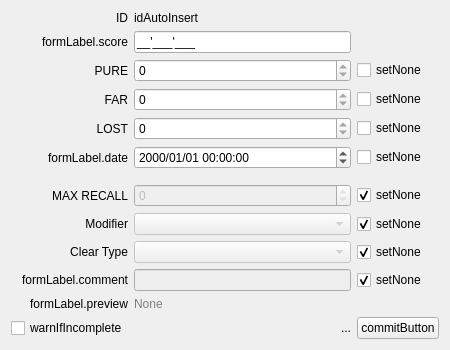
This is ui/designer/components/scoreEditor.ui in ArcaeaOffline/client-pyside6 as Qt 5 draws it before an edit. The edited form follows.
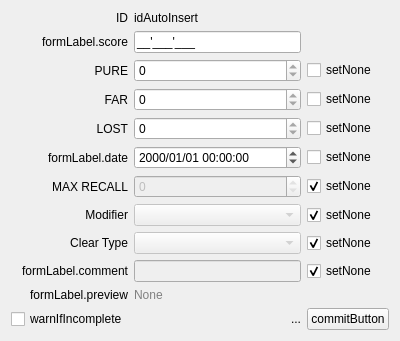
This is the edited form. Custom widgets are drawn as their Qt base class.

Commit message: impr: `ScoreEditor` preview label

The edit to the form file:
```diff
--- a/ui/designer/components/scoreEditor.ui
+++ b/ui/designer/components/scoreEditor.ui
@@ -6,14 +6,89 @@
    <rect>
     <x>0</x>
     <y>0</y>
-    <width>450</width>
-    <height>350</height>
+    <width>400</width>
+    <height>322</height>
    </rect>
   </property>
   <property name="windowTitle">
    <string notr="true">ScoreEditor</string>
   </property>
   <layout class="QGridLayout" name="gridLayout">
+   <item row="1" column="0">
+    <widget class="QLabel" name="label">
+     <property name="text">
+      <string>formLabel.score</string>
+     </property>
+     <property name="alignment">
+      <set>Qt::AlignRight|Qt::AlignTrailing|Qt::AlignVCenter</set>
+     </property>
+    </widget>
+   </item>
+   <item row="9" column="0">
+    <widget class="QLabel" name="label_8">
+     <property name="text">
+      <string notr="true">Clear Type</string>
+     </property>
+     <property name="alignment">
+      <set>Qt::AlignRight|Qt::AlignTrailing|Qt::AlignVCenter</set>
+     </property>
+    </widget>
+   </item>
+   <item row="0" column="0">
+    <widget class="QLabel" name="label_10">
+     <property name="text">
+      <string notr="true">ID</string>
+     </property>
+     <property name="alignment">
+      <set>Qt::AlignRight|Qt::AlignTrailing|Qt::AlignVCenter</set>
+     </property>
+    </widget>
+   </item>
+   <item row="8" column="1">
+    <widget class="QComboBox" name="modifierComboBox">
+     <property name="enabled">
+      <bool>false</bool>
+     </property>
+    </widget>
+   </item>
+   <item row="11" column="1">
+    <widget class="QLabel" name="previewLabel">
+     <property name="sizePolicy">
+      <sizepolicy hsizetype="Preferred" vsizetype="Minimum">
+       <horstretch>0</horstretch>
+       <verstretch>0</verstretch>
+      </sizepolicy>
+     </property>
+     <property name="styleSheet">
+      <string notr="true">QLabel { color: gray }</string>
+     </property>
+     <property name="text">
+      <string notr="true">None</string>
+     </property>
+    </widget>
+   </item>
+   <item row="7" column="1">
+    <widget class="QSpinBox" name="maxRecallSpinBox">
+     <property name="enabled">
+      <bool>false</bool>
+     </property>
+     <property name="minimumSize">
+      <size>
+       <width>100</width>
+       <height>0</height>
+      </size>
+     </property>
+     <property name="minimum">
+      <number>0</number>
+     </property>
+     <property name="maximum">
+      <number>0</number>
+     </property>
+     <property name="value">
+      <number>0</number>
+     </property>
+    </widget>
+   </item>
    <item row="1" column="1">
     <widget class="FocusSelectAllLineEdit" name="scoreLineEdit">
      <property name="inputMask">
@@ -21,7 +96,51 @@
      </property>
     </widget>
    </item>
-   <item row="13" column="1">
+   <item row="5" column="0">
+    <widget class="QLabel" name="label_5">
+     <property name="text">
+      <string>formLabel.date</string>
+     </property>
+     <property name="alignment">
+      <set>Qt::AlignRight|Qt::AlignTrailing|Qt::AlignVCenter</set>
+     </property>
+    </widget>
+   </item>
+   <item row="12" column="0">
+    <widget class="QCheckBox" name="warnIfIncompleteCheckBox">
+     <property name="text">
+      <string>warnIfIncomplete</string>
+     </property>
+    </widget>
+   </item>
+   <item row="11" column="0">
+    <widget class="QLabel" name="label_11">
+     <property name="text">
+      <string>formLabel.preview</string>
+     </property>
+     <property name="alignment">
+      <set>Qt::AlignRight|Qt::AlignTrailing|Qt::AlignVCenter</set>
+     </property>
+    </widget>
+   </item>
+   <item row="7" column="0">
+    <widget class="QLabel" name="label_6">
+     <property name="text">
+      <string notr="true">MAX RECALL</string>
+     </property>
+     <property name="alignment">
+      <set>Qt::AlignRight|Qt::AlignTrailing|Qt::AlignVCenter</set>
+     </property>
+    </widget>
+   </item>
+   <item row="5" column="2">
+    <widget class="QCheckBox" name="dateNoneCheckBox">
+     <property name="text">
+      <string>setNone</string>
+     </property>
+    </widget>
+   </item>
+   <item row="12" column="1">
     <widget class="QLabel" name="validateLabel">
      <property name="sizePolicy">
       <sizepolicy hsizetype="Expanding" vsizetype="Preferred">
@@ -37,34 +156,90 @@
      </property>
     </widget>
    </item>
-   <item row="11" column="1">
+   <item row="2" column="1">
+    <widget class="QSpinBox" name="pureSpinBox">
+     <property name="minimumSize">
+      <size>
+       <width>100</width>
+       <height>0</height>
+      </size>
+     </property>
+     <property name="minimum">
+      <number>0</number>
+     </property>
+     <property name="maximum">
+      <number>0</number>
+     </property>
+    </widget>
+   </item>
+   <item row="3" column="2">
+    <widget class="QCheckBox" name="farNoneCheckBox">
+     <property name="text">
+      <string>setNone</string>
+     </property>
+    </widget>
+   </item>
+   <item row="10" column="1">
     <widget class="QLineEdit" name="commentLineEdit">
      <property name="enabled">
       <bool>false</bool>
      </property>
     </widget>
    </item>
-   <item row="6" column="1">
-    <spacer name="verticalSpacer">
-     <property name="orientation">
-      <enum>Qt::Vertical</enum>
-     </property>
-     <property name="sizeHint" stdset="0">
+   <item row="4" column="1">
+    <widget class="QSpinBox" name="lostSpinBox">
+     <property name="minimumSize">
       <size>
-       <width>20</width>
-       <height>40</height>
+       <width>100</width>
+       <height>0</height>
       </size>
      </property>
-    </spacer>
+     <property name="minimum">
+      <number>0</number>
+     </property>
+     <property name="maximum">
+      <number>0</number>
+     </property>
+    </widget>
    </item>
-   <item row="13" column="2">
+   <item row="4" column="0">
+    <widget class="QLabel" name="label_4">
+     <property name="text">
+      <string notr="true">LOST</string>
+     </property>
+     <property name="alignment">
+      <set>Qt::AlignRight|Qt::AlignTrailing|Qt::AlignVCenter</set>
+     </property>
+    </widget>
+   </item>
+   <item row="12" column="2">
     <widget class="QPushButton" name="commitButton">
      <property name="text">
       <string>commitButton</string>
      </property>
     </widget>
    </item>
-   <item row="10" column="1">
+   <item row="9" column="2">
+    <widget class="QCheckBox" name="clearTypeNoneCheckBox">
+     <property name="text">
+      <string>setNone</string>
+     </property>
+     <property name="checked">
+      <bool>true</bool>
+     </property>
+    </widget>
+   </item>
+   <item row="8" column="0">
+    <widget class="QLabel" name="label_7">
+     <property name="text">
+      <string notr="true">Modifier</string>
+     </property>
+     <property name="alignment">
+      <set>Qt::AlignRight|Qt::AlignTrailing|Qt::AlignVCenter</set>
+     </property>
+    </widget>
+   </item>
+   <item row="9" column="1">
     <widget class="QComboBox" name="clearTypeComboBox">
      <property name="enabled">
       <bool>false</bool>
@@ -77,33 +252,7 @@
      </property>
     </widget>
    </item>
-   <item row="3" column="1">
-    <widget class="QSpinBox" name="farSpinBox">
-     <property name="minimumSize">
-      <size>
-       <width>100</width>
-       <height>0</height>
-      </size>
-     </property>
-     <property name="minimum">
-      <number>0</number>
-     </property>
-     <property name="maximum">
-      <number>0</number>
-     </property>
-    </widget>
-   </item>
-   <item row="1" column="0">
-    <widget class="QLabel" name="label">
-     <property name="text">
-      <string>formLabel.score</string>
-     </property>
-     <property name="alignment">
-      <set>Qt::AlignRight|Qt::AlignTrailing|Qt::AlignVCenter</set>
-     </property>
-    </widget>
-   </item>
-   <item row="11" column="2">
+   <item row="10" column="2">
     <widget class="QCheckBox" name="commentNoneCheckBox">
      <property name="text">
       <string>setNone</string>
@@ -113,49 +262,16 @@
      </property>
     </widget>
    </item>
-   <item row="3" column="2">
-    <widget class="QCheckBox" name="farNoneCheckBox">
-     <property name="text">
-      <string>setNone</string>
-     </property>
-    </widget>
-   </item>
    <item row="10" column="0">
-    <widget class="QLabel" name="label_8">
+    <widget class="QLabel" name="label_9">
      <property name="text">
-      <string notr="true">Clear Type</string>
+      <string>formLabel.comment</string>
      </property>
      <property name="alignment">
       <set>Qt::AlignRight|Qt::AlignTrailing|Qt::AlignVCenter</set>
      </property>
     </widget>
    </item>
-   <item row="3" column="0">
-    <widget class="QLabel" name="label_3">
-     <property name="text">
-      <string notr="true">FAR</string>
-     </property>
-     <property name="alignment">
-      <set>Qt::AlignRight|Qt::AlignTrailing|Qt::AlignVCenter</set>
-     </property>
-    </widget>
-   </item>
-   <item row="4" column="1">
-    <widget class="QSpinBox" name="lostSpinBox">
-     <property name="minimumSize">
-      <size>
-       <width>100</width>
-       <height>0</height>
-      </size>
-     </property>
-     <property name="minimum">
-      <number>0</number>
-     </property>
-     <property name="maximum">
-      <number>0</number>
-     </property>
-    </widget>
-   </item>
    <item row="0" column="1">
     <widget class="QLabel" name="idLabel">
      <property name="text">
@@ -163,77 +279,14 @@
      </property>
     </widget>
    </item>
-   <item row="5" column="0">
-    <widget class="QLabel" name="label_5">
+   <item row="2" column="2">
+    <widget class="QCheckBox" name="pureNoneCheckBox">
      <property name="text">
-      <string>formLabel.date</string>
-     </property>
-     <property name="alignment">
-      <set>Qt::AlignRight|Qt::AlignTrailing|Qt::AlignVCenter</set>
-     </property>
-    </widget>
-   </item>
-   <item row="9" column="0">
-    <widget class="QLabel" name="label_7">
-     <property name="text">
-      <string notr="true">Modifier</string>
-     </property>
-     <property name="alignment">
-      <set>Qt::AlignRight|Qt::AlignTrailing|Qt::AlignVCenter</set>
+      <string>setNone</string>
      </property>
     </widget>
    </item>
    <item row="8" column="2">
-    <widget class="QCheckBox" name="maxRecallNoneCheckBox">
-     <property name="text">
-      <string>setNone</string>
-     </property>
-     <property name="checked">
-      <bool>true</bool>
-     </property>
-    </widget>
-   </item>
-   <item row="10" column="2">
-    <widget class="QCheckBox" name="clearTypeNoneCheckBox">
-     <property name="text">
-      <string>setNone</string>
-     </property>
-     <property name="checked">
-      <bool>true</bool>
-     </property>
-    </widget>
-   </item>
-   <item row="0" column="0">
-    <widget class="QLabel" name="label_10">
-     <property name="text">
-      <string notr="true">ID</string>
-     </property>
-     <property name="alignment">
-      <set>Qt::AlignRight|Qt::AlignTrailing|Qt::AlignVCenter</set>
-     </property>
-    </widget>
-   </item>
-   <item row="2" column="0">
-    <widget class="QLabel" name="label_2">
-     <property name="text">
-      <string notr="true">PURE</string>
-     </property>
-     <property name="alignment">
-      <set>Qt::AlignRight|Qt::AlignTrailing|Qt::AlignVCenter</set>
-     </property>
-    </widget>
-   </item>
-   <item row="4" column="0">
-    <widget class="QLabel" name="label_4">
-     <property name="text">
-      <string notr="true">LOST</string>
-     </property>
-     <property name="alignment">
-      <set>Qt::AlignRight|Qt::AlignTrailing|Qt::AlignVCenter</set>
-     </property>
-    </widget>
-   </item>
-   <item row="9" column="2">
     <widget class="QCheckBox" name="modifierNoneCheckBox">
      <property name="text">
       <string>setNone</string>
@@ -259,40 +312,13 @@
      </property>
     </widget>
    </item>
-   <item row="9" column="1">
-    <widget class="QComboBox" name="modifierComboBox">
-     <property name="enabled">
-      <bool>false</bool>
-     </property>
-    </widget>
-   </item>
-   <item row="5" column="2">
-    <widget class="QCheckBox" name="dateNoneCheckBox">
+   <item row="7" column="2">
+    <widget class="QCheckBox" name="maxRecallNoneCheckBox">
      <property name="text">
       <string>setNone</string>
      </property>
-    </widget>
-   </item>
-   <item row="2" column="2">
-    <widget class="QCheckBox" name="pureNoneCheckBox">
-     <property name="text">
-      <string>setNone</string>
-     </property>
-    </widget>
-   </item>
-   <item row="2" column="1">
-    <widget class="QSpinBox" name="pureSpinBox">
-     <property name="minimumSize">
-      <size>
-       <width>100</width>
-       <height>0</height>
-      </size>
-     </property>
-     <property name="minimum">
-      <number>0</number>
-     </property>
-     <property name="maximum">
-      <number>0</number>
+     <property name="checked">
+      <bool>true</bool>
      </property>
     </widget>
    </item>
@@ -303,18 +329,18 @@
      </property>
     </widget>
    </item>
-   <item row="13" column="0">
-    <widget class="QCheckBox" name="warnIfIncompleteCheckBox">
+   <item row="3" column="0">
+    <widget class="QLabel" name="label_3">
      <property name="text">
-      <string>warnIfIncomplete</string>
+      <string notr="true">FAR</string>
+     </property>
+     <property name="alignment">
+      <set>Qt::AlignRight|Qt::AlignTrailing|Qt::AlignVCenter</set>
      </property>
     </widget>
    </item>
-   <item row="8" column="1">
-    <widget class="QSpinBox" name="maxRecallSpinBox">
-     <property name="enabled">
-      <bool>false</bool>
-     </property>
+   <item row="3" column="1">
+    <widget class="QSpinBox" name="farSpinBox">
      <property name="minimumSize">
       <size>
        <width>100</width>
@@ -327,60 +353,18 @@
      <property name="maximum">
       <number>0</number>
      </property>
-     <property name="value">
-      <number>0</number>
-     </property>
     </widget>
    </item>
-   <item row="11" column="0">
-    <widget class="QLabel" name="label_9">
+   <item row="2" column="0">
+    <widget class="QLabel" name="label_2">
      <property name="text">
-      <string>formLabel.comment</string>
+      <string notr="true">PURE</string>
      </property>
      <property name="alignment">
       <set>Qt::AlignRight|Qt::AlignTrailing|Qt::AlignVCenter</set>
      </property>
     </widget>
    </item>
-   <item row="8" column="0">
-    <widget class="QLabel" name="label_6">
-     <property name="text">
-      <string notr="true">MAX RECALL</string>
-     </property>
-     <property name="alignment">
-      <set>Qt::AlignRight|Qt::AlignTrailing|Qt::AlignVCenter</set>
-     </property>
-    </widget>
-   </item>
-   <item row="12" column="0">
-    <widget class="QLabel" name="label_11">
-     <property name="text">
-      <string>formLabel.preview</string>
-     </property>
-     <property name="alignment">
-      <set>Qt::AlignRight|Qt::AlignTrailing|Qt::AlignVCenter</set>
-     </property>
-    </widget>
-   </item>
-   <item row="12" column="1">
-    <widget class="QLabel" name="previewLabel">
-     <property name="sizePolicy">
-      <sizepolicy hsizetype="Preferred" vsizetype="Minimum">
-       <horstretch>0</horstretch>
-       <verstretch>0</verstretch>
-      </sizepolicy>
-     </property>
-     <property name="styleSheet">
-      <string notr="true">QLabel { color: gray }</string>
-     </property>
-     <property name="text">
-      <string notr="true">None</string>
-     </property>
-     <property name="wordWrap">
-      <bool>true</bool>
-     </property>
-    </widget>
-   </item>
   </layout>
  </widget>
  <customwidgets>
```
The commit also changes 2 other files.
